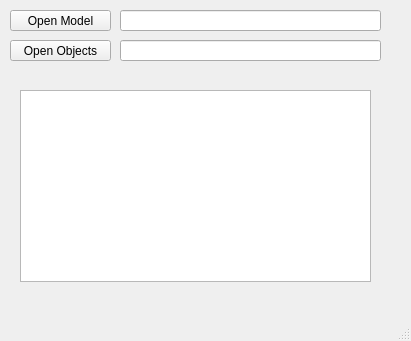
This is mainwindow.ui in Andoku/AviaEditor as Qt 5 draws it before an edit. The edited form follows.
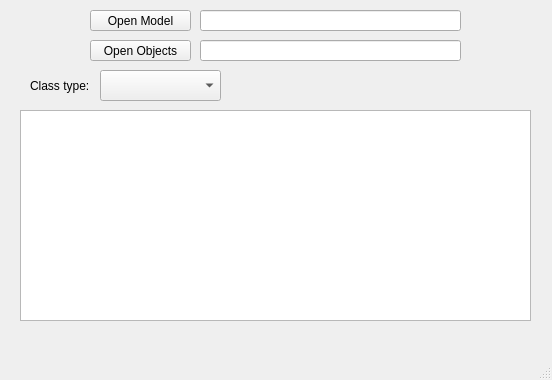
This is the edited form.

Diff of the .ui file:
```diff
--- a/mainwindow.ui
+++ b/mainwindow.ui
@@ -6,8 +6,8 @@
    <rect>
     <x>0</x>
     <y>0</y>
-    <width>411</width>
-    <height>341</height>
+    <width>552</width>
+    <height>380</height>
    </rect>
   </property>
   <property name="windowTitle">
@@ -17,7 +17,7 @@
    <widget class="QToolButton" name="openModelButton">
     <property name="geometry">
      <rect>
-      <x>10</x>
+      <x>90</x>
       <y>10</y>
       <width>101</width>
       <height>21</height>
@@ -30,7 +30,7 @@
    <widget class="QToolButton" name="openObjectsButton">
     <property name="geometry">
      <rect>
-      <x>10</x>
+      <x>90</x>
       <y>40</y>
       <width>101</width>
       <height>21</height>
@@ -43,7 +43,7 @@
    <widget class="QLineEdit" name="modelFile">
     <property name="geometry">
      <rect>
-      <x>120</x>
+      <x>200</x>
       <y>10</y>
       <width>261</width>
       <height>21</height>
@@ -56,7 +56,7 @@
    <widget class="QLineEdit" name="objectsFile">
     <property name="geometry">
      <rect>
-      <x>120</x>
+      <x>200</x>
       <y>40</y>
       <width>261</width>
       <height>21</height>
@@ -70,12 +70,35 @@
     <property name="geometry">
      <rect>
       <x>20</x>
-      <y>90</y>
-      <width>351</width>
-      <height>192</height>
+      <y>110</y>
+      <width>511</width>
+      <height>211</height>
      </rect>
     </property>
    </widget>
+   <widget class="QComboBox" name="classType">
+    <property name="geometry">
+     <rect>
+      <x>100</x>
+      <y>70</y>
+      <width>121</width>
+      <height>31</height>
+     </rect>
+    </property>
+   </widget>
+   <widget class="QLabel" name="label">
+    <property name="geometry">
+     <rect>
+      <x>30</x>
+      <y>70</y>
+      <width>71</width>
+      <height>31</height>
+     </rect>
+    </property>
+    <property name="text">
+     <string>Class type:</string>
+    </property>
+   </widget>
   </widget>
   <widget class="QStatusBar" name="statusBar"/>
   <widget class="QMenuBar" name="menuBar">
```
Left out of the diff: 2 changed lines with no effect on the pictures.
